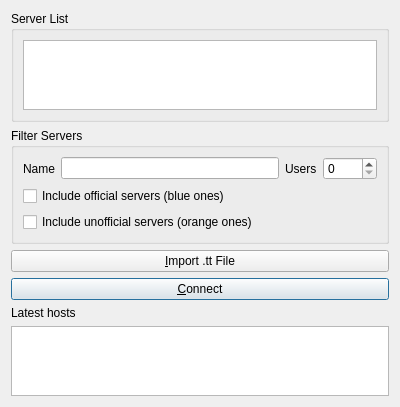
Qt form Client/qtTeamTalk/serverlist.ui (BearWare/TeamTalk5) before a commit.
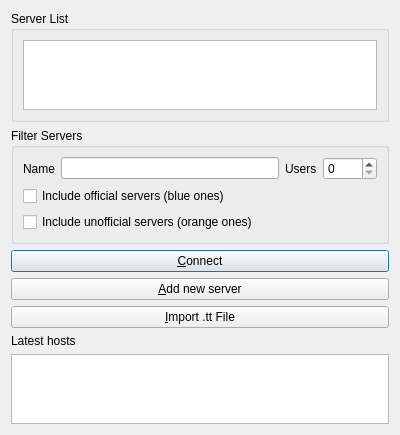
The same form after that commit.

Commit message: Implement new server button and dialog

The edit to the form file:
```diff
--- a/Client/qtTeamTalk/serverlist.ui
+++ b/Client/qtTeamTalk/serverlist.ui
@@ -94,13 +94,6 @@
      </item>
     </layout>
    </item>
-   <item>
-    <widget class="QPushButton" name="impttButton">
-     <property name="text">
-      <string>&amp;Import .tt File</string>
-     </property>
-    </widget>
-   </item>
    <item>
     <widget class="QPushButton" name="connectButton">
      <property name="text">
@@ -111,6 +104,20 @@
      </property>
     </widget>
    </item>
+   <item>
+    <widget class="QPushButton" name="newsrvButton">
+     <property name="text">
+      <string>&amp;Add new server</string>
+     </property>
+    </widget>
+   </item>
+   <item>
+    <widget class="QPushButton" name="impttButton">
+     <property name="text">
+      <string>&amp;Import .tt File</string>
+     </property>
+    </widget>
+   </item>
    <item>
     <widget class="QLabel" name="label_7">
      <property name="text">
```
The commit also changes 2 other files.
